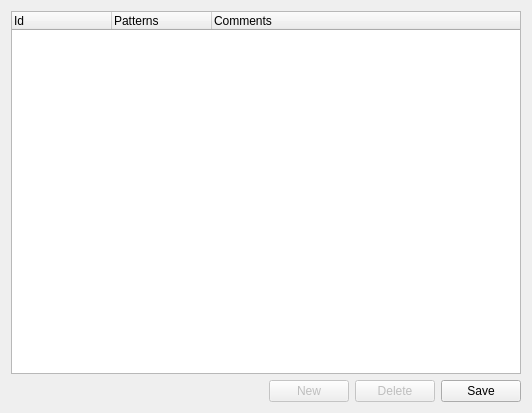
Before: the Qt Designer form v2/branches/dev/plugins/debugger/GNUDebugger2/src/ui/UIManageParsingFile.ui in testmana2/mks, drawn with Qt 5.
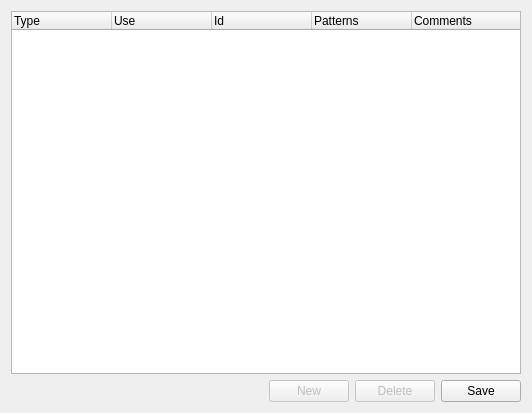
After: the same form once the commit is applied.

What changed in the file:
```diff
--- a/v2/branches/dev/plugins/debugger/GNUDebugger2/src/ui/UIManageParsingFile.ui
+++ b/v2/branches/dev/plugins/debugger/GNUDebugger2/src/ui/UIManageParsingFile.ui
@@ -18,6 +18,16 @@
      <property name="alternatingRowColors" >
       <bool>true</bool>
      </property>
+     <column>
+      <property name="text" >
+       <string>Type</string>
+      </property>
+     </column>
+     <column>
+      <property name="text" >
+       <string>Use</string>
+      </property>
+     </column>
      <column>
       <property name="text" >
        <string>Id</string>
```
